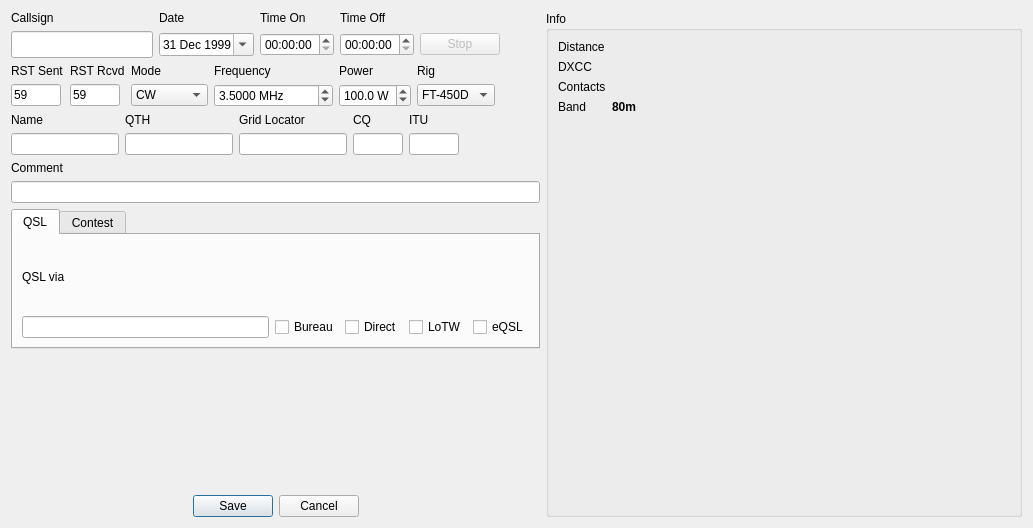
7h0ma5/OpenShack, file newcontactwidget.ui: the form before one commit.
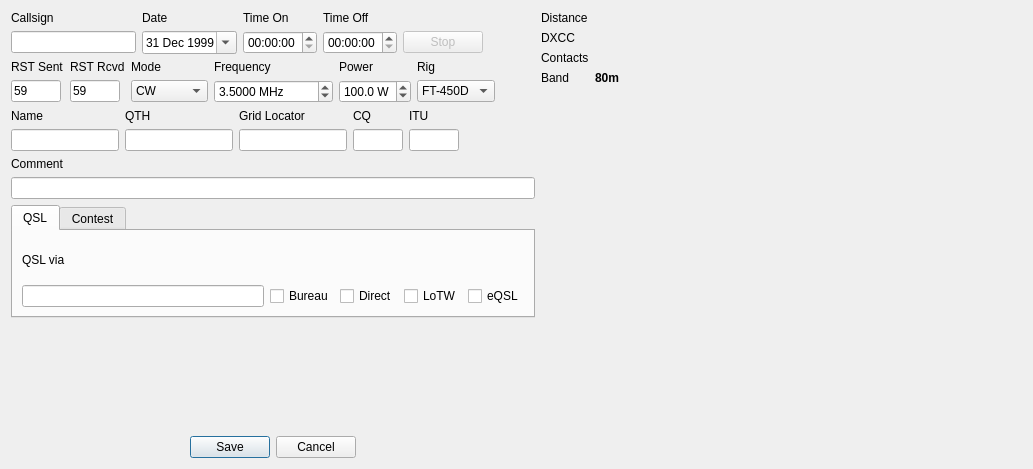
The form after the commit.

The edit to the form file:
```diff
--- a/newcontactwidget.ui
+++ b/newcontactwidget.ui
@@ -7,7 +7,7 @@
     <x>0</x>
     <y>0</y>
     <width>1033</width>
-    <height>528</height>
+    <height>469</height>
    </rect>
   </property>
   <property name="sizePolicy">
@@ -91,7 +91,8 @@
         <widget class="QLineEdit" name="callsignEdit">
          <property name="font">
           <font>
-           <pointsize>12</pointsize>
+           <weight>75</weight>
+           <bold>true</bold>
           </font>
          </property>
         </widget>
@@ -110,7 +111,7 @@
          </property>
          <property name="dateTime">
           <datetime>
-           <hour>3</hour>
+           <hour>2</hour>
            <minute>0</minute>
            <second>0</second>
            <year>1999</year>
@@ -611,14 +612,7 @@
     </layout>
    </item>
    <item row="0" column="1">
-    <widget class="QGroupBox" name="groupBox">
-     <property name="title">
-      <string>Info</string>
-     </property>
      <layout class="QFormLayout" name="formLayout_2">
-      <property name="fieldGrowthPolicy">
-       <enum>QFormLayout::AllNonFixedFieldsGrow</enum>
-      </property>
       <item row="0" column="0">
        <widget class="QLabel" name="distanceLabel">
         <property name="font">
@@ -724,7 +718,6 @@
        </widget>
       </item>
      </layout>
-    </widget>
    </item>
   </layout>
  </widget>
```
Lines whose indentation alone changed are shown as unchanged.
